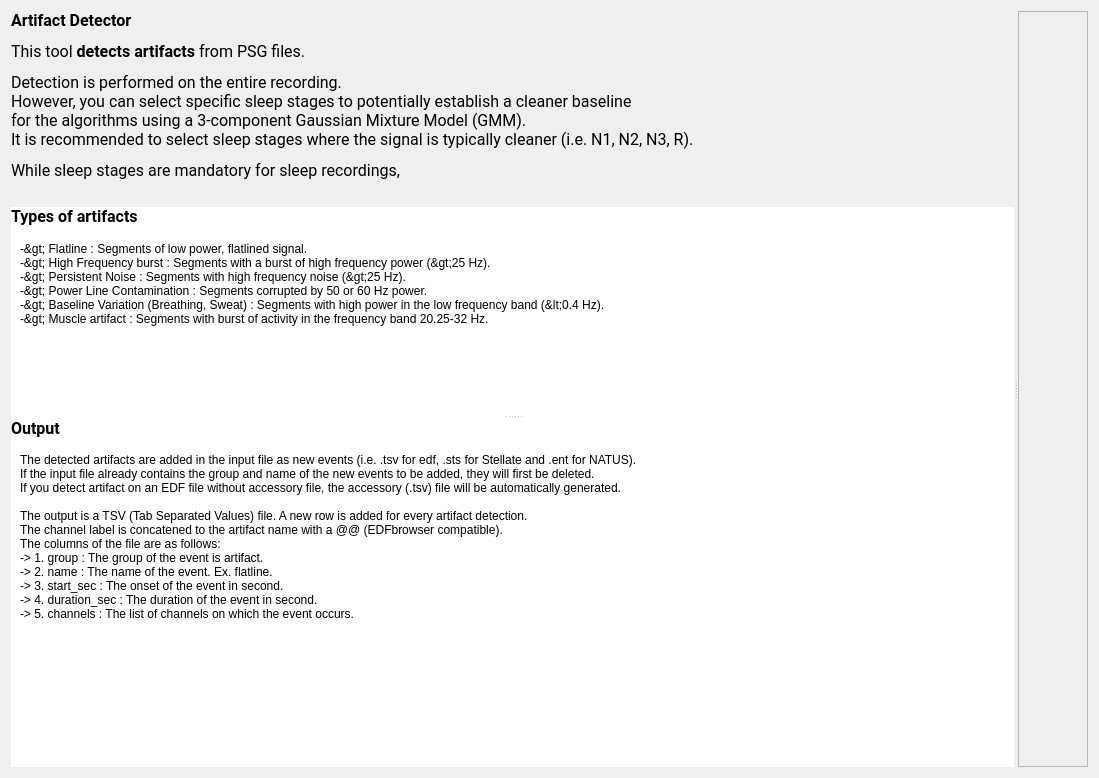
First picture: the form in tools/CEAMSTools/DetectArtifacts/ArtIntroStepPL/Ui_ArtIntroStepPL.ui, repository SnoozToolbox/snooz-package-ceams, before the edit.
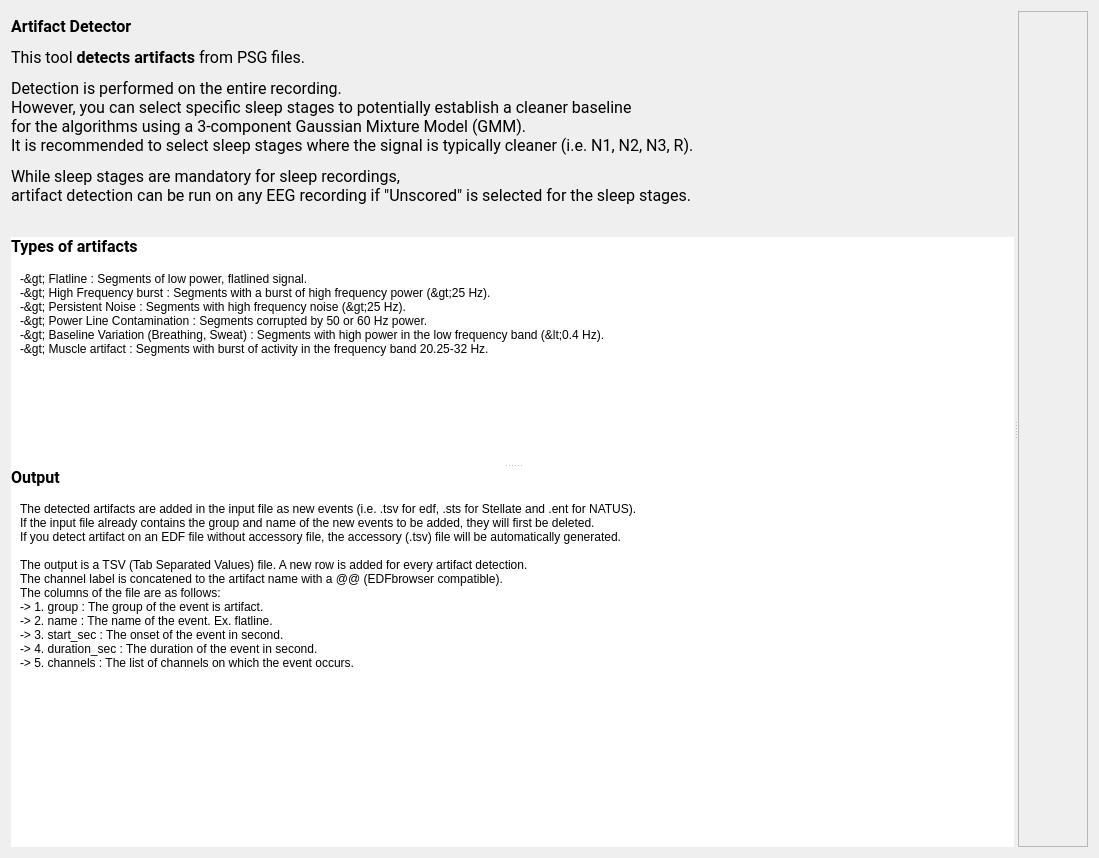
Second picture: the form after the edit. Icons and pictures are not drawn.

Commit message: fix: improve UI on the 'Introduction' page for Detect Artifacts tool.

```diff
--- a/tools/CEAMSTools/DetectArtifacts/ArtIntroStepPL/Ui_ArtIntroStepPL.ui
+++ b/tools/CEAMSTools/DetectArtifacts/ArtIntroStepPL/Ui_ArtIntroStepPL.ui
@@ -7,7 +7,7 @@
     <x>0</x>
     <y>0</y>
     <width>1099</width>
-    <height>778</height>
+    <height>858</height>
    </rect>
   </property>
   <property name="windowTitle">
@@ -41,7 +41,7 @@
          <property name="maximumSize">
           <size>
            <width>16777215</width>
-           <height>170</height>
+           <height>200</height>
           </size>
          </property>
          <property name="font">
@@ -138,7 +138,7 @@
                 <x>0</x>
                 <y>0</y>
                 <width>1001</width>
-                <height>180</height>
+                <height>195</height>
                </rect>
               </property>
               <layout class="QVBoxLayout" name="verticalLayout_4">
@@ -241,7 +241,7 @@
                 <x>0</x>
                 <y>0</y>
                 <width>1001</width>
-                <height>319</height>
+                <height>351</height>
                </rect>
               </property>
               <layout class="QVBoxLayout" name="verticalLayout_5">
@@ -278,7 +278,7 @@
                   <enum>Qt::Vertical</enum>
                  </property>
                  <property name="sizeType">
-                  <enum>QSizePolicy::MinimumExpanding</enum>
+                  <enum>QSizePolicy::Expanding</enum>
                  </property>
                  <property name="sizeHint" stdset="0">
                   <size>
```
The commit also changes 1 other file.
